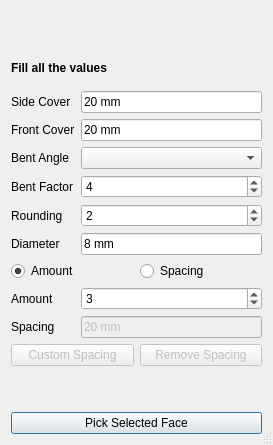
Above: Stirrup.ui from amrit3701/FreeCAD-Reinforcement before the change. Below: the same form after it.
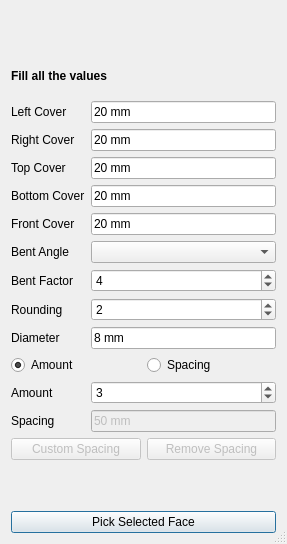
That is the form after the change. Custom widgets are drawn as their Qt base class.

Commit message: separate side cover of stirrup into four parts

```diff
--- a/Stirrup.ui
+++ b/Stirrup.ui
@@ -6,8 +6,8 @@
    <rect>
     <x>0</x>
     <y>0</y>
-    <width>273</width>
-    <height>445</height>
+    <width>283</width>
+    <height>544</height>
    </rect>
   </property>
   <property name="windowTitle">
@@ -23,8 +23,26 @@
    <bool>false</bool>
   </property>
   <layout class="QGridLayout" name="gridLayout">
-   <item row="6" column="0">
+   <item row="6" column="0" alignment="Qt::AlignHCenter">
     <widget class="QPushButton" name="PickSelectedFace">
+     <property name="sizePolicy">
+      <sizepolicy hsizetype="Ignored" vsizetype="Fixed">
+       <horstretch>0</horstretch>
+       <verstretch>0</verstretch>
+      </sizepolicy>
+     </property>
+     <property name="minimumSize">
+      <size>
+       <width>265</width>
+       <height>0</height>
+      </size>
+     </property>
+     <property name="maximumSize">
+      <size>
+       <width>265</width>
+       <height>16777215</height>
+      </size>
+     </property>
      <property name="text">
       <string>Pick Selected Face</string>
      </property>
@@ -54,12 +72,12 @@
      <item row="0" column="0">
       <widget class="QLabel" name="sideCoverLabel">
        <property name="text">
-        <string>Side Cover</string>
+        <string>Left Cover</string>
        </property>
       </widget>
      </item>
      <item row="0" column="1">
-      <widget class="Gui::InputField" name="sideCover">
+      <widget class="Gui::InputField" name="l_sideCover">
        <property name="text">
         <string>20 mm</string>
        </property>
@@ -68,28 +86,28 @@
        </property>
       </widget>
      </item>
-     <item row="1" column="0">
+     <item row="4" column="0">
       <widget class="QLabel" name="frontCoverLabel">
        <property name="text">
         <string>Front Cover</string>
        </property>
       </widget>
      </item>
-     <item row="1" column="1">
+     <item row="4" column="1">
       <widget class="Gui::InputField" name="frontCover">
        <property name="text">
         <string>20 mm</string>
        </property>
       </widget>
      </item>
-     <item row="2" column="0">
+     <item row="5" column="0">
       <widget class="QLabel" name="bentAngleLabel">
        <property name="text">
         <string>Bent Angle</string>
        </property>
       </widget>
      </item>
-     <item row="2" column="1">
+     <item row="5" column="1">
       <widget class="Gui::PrefComboBox" name="bentAngle">
        <property name="prefEntry" stdset="0">
         <cstring></cstring>
@@ -99,42 +117,42 @@
        </property>
       </widget>
      </item>
-     <item row="3" column="0">
+     <item row="6" column="0">
       <widget class="QLabel" name="bentFactorLabel">
        <property name="text">
         <string>Bent Factor</string>
        </property>
       </widget>
      </item>
-     <item row="3" column="1">
+     <item row="6" column="1">
       <widget class="Gui::PrefSpinBox" name="bentFactor">
        <property name="value">
         <number>4</number>
        </property>
       </widget>
      </item>
-     <item row="4" column="0">
+     <item row="7" column="0">
       <widget class="QLabel" name="roundingLabel">
        <property name="text">
         <string>Rounding</string>
        </property>
       </widget>
      </item>
-     <item row="4" column="1">
+     <item row="7" column="1">
       <widget class="Gui::PrefSpinBox" name="rounding">
        <property name="value">
         <number>2</number>
        </property>
       </widget>
      </item>
-     <item row="5" column="0">
+     <item row="8" column="0">
       <widget class="QLabel" name="diameterLabel">
        <property name="text">
         <string>Diameter</string>
        </property>
       </widget>
      </item>
-     <item row="5" column="1">
+     <item row="8" column="1">
       <widget class="Gui::InputField" name="diameter">
        <property name="text">
         <string>8 mm</string>
@@ -144,7 +162,7 @@
        </property>
       </widget>
      </item>
-     <item row="6" column="0" colspan="2">
+     <item row="9" column="0" colspan="2">
       <layout class="QHBoxLayout" name="horizontalLayout">
        <item>
         <widget class="Gui::PrefRadioButton" name="amount_radio">
@@ -171,14 +189,14 @@
        </item>
       </layout>
      </item>
-     <item row="7" column="0">
+     <item row="10" column="0">
       <widget class="QLabel" name="amountLabel">
        <property name="text">
         <string>Amount</string>
        </property>
       </widget>
      </item>
-     <item row="7" column="1">
+     <item row="10" column="1">
       <widget class="Gui::PrefSpinBox" name="amount">
        <property name="enabled">
         <bool>true</bool>
@@ -188,19 +206,70 @@
        </property>
       </widget>
      </item>
-     <item row="8" column="0">
+     <item row="11" column="0">
       <widget class="QLabel" name="spacingLabel">
        <property name="text">
         <string>Spacing</string>
        </property>
       </widget>
      </item>
-     <item row="8" column="1">
+     <item row="11" column="1">
       <widget class="Gui::InputField" name="spacing">
        <property name="enabled">
         <bool>false</bool>
        </property>
        <property name="text">
+        <string>50 mm</string>
+       </property>
+       <property name="unit" stdset="0">
+        <string notr="true"/>
+       </property>
+      </widget>
+     </item>
+     <item row="1" column="0">
+      <widget class="QLabel" name="r_sideCoverLabel">
+       <property name="text">
+        <string>Right Cover</string>
+       </property>
+      </widget>
+     </item>
+     <item row="2" column="0">
+      <widget class="QLabel" name="t_sideCoverLabel">
+       <property name="text">
+        <string>Top Cover</string>
+       </property>
+      </widget>
+     </item>
+     <item row="3" column="0">
+      <widget class="QLabel" name="b_sideCoverLabel">
+       <property name="text">
+        <string>Bottom Cover</string>
+       </property>
+      </widget>
+     </item>
+     <item row="1" column="1">
+      <widget class="Gui::InputField" name="r_sideCover">
+       <property name="text">
+        <string>20 mm</string>
+       </property>
+       <property name="unit" stdset="0">
+        <string notr="true"/>
+       </property>
+      </widget>
+     </item>
+     <item row="2" column="1">
+      <widget class="Gui::InputField" name="t_sideCover">
+       <property name="text">
+        <string>20 mm</string>
+       </property>
+       <property name="unit" stdset="0">
+        <string notr="true"/>
+       </property>
+      </widget>
+     </item>
+     <item row="3" column="1">
+      <widget class="Gui::InputField" name="b_sideCover">
+       <property name="text">
         <string>20 mm</string>
        </property>
        <property name="unit" stdset="0">
```
Left out of the diff: 7 changed lines with no effect on the pictures. The commit also changes 1 other file.
